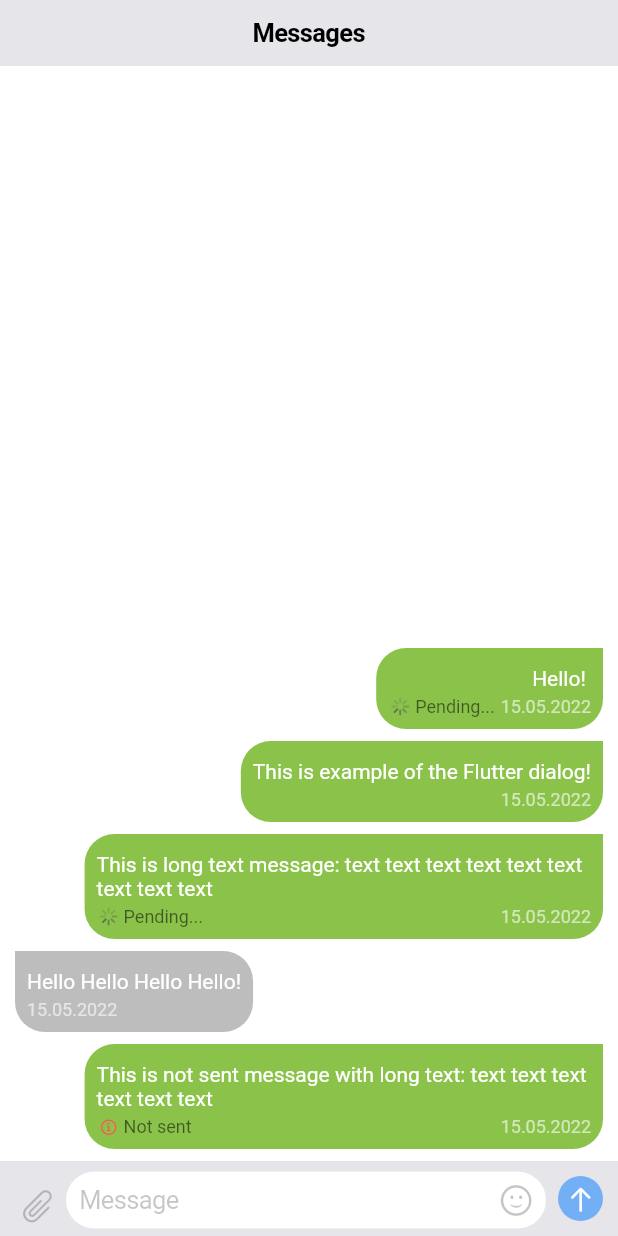
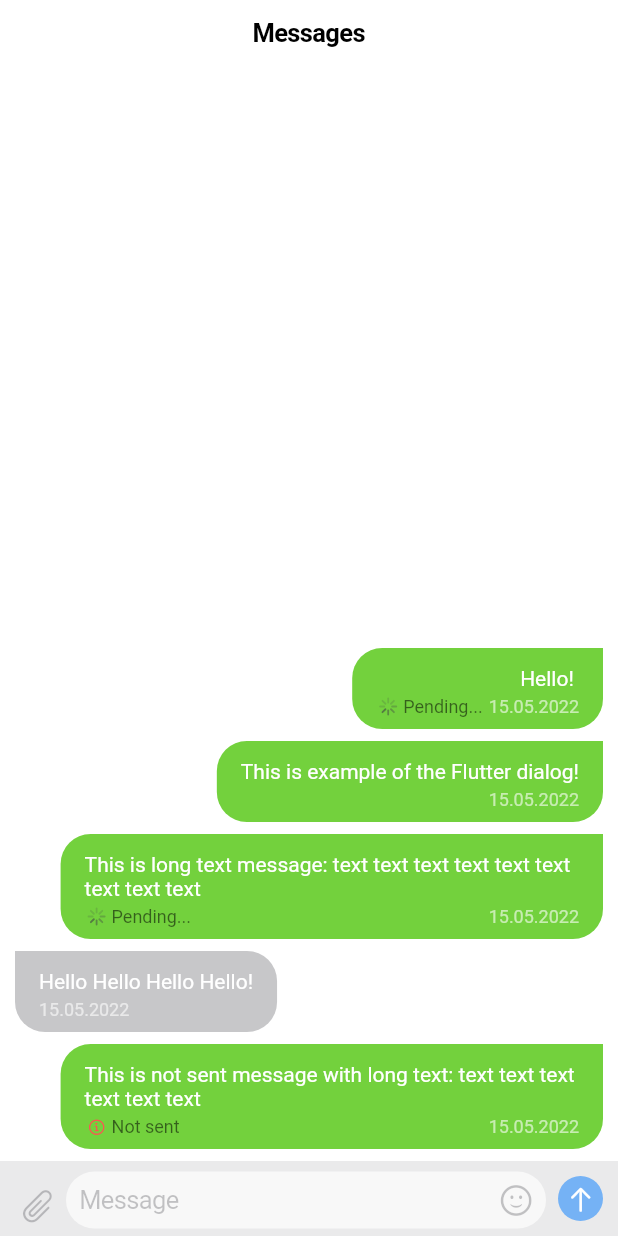
Before and after one commit to starchykov/flutter_dialog, a Flutter app: the screen it shows after launch, on a phone screen of 412 x 824 dp. Run offline on Flutter 3.47's test engine with Material 2 defaults, Android fonts, the phone set to English and light mode, and no system bars.

Commit message:
Some general improvements

```diff
--- a/lib/constants/constants.dart
+++ b/lib/constants/constants.dart
@@ -21,14 +21,14 @@ const kBgDarkColor = Color(0xFFEBEDFA);
 const kErrorColor = Color(0xffff4d4f);
 const kSuccessColor = Color.fromRGBO(115, 209, 61, 1);
 const kGrayColor = CupertinoColors.systemFill;
-const kDarkGrayColor = CupertinoColors.systemGrey;
+const kDarkGrayColor = CupertinoColors.separator;
 const kTitleTextColor = Color(0xFF30384D);
 const kTextColor = Color(0xFF4D5875);
 
 const kDefaultFontSize = 14.0;
 
-const kDefaultBoxPadding = 16.0;
-const kDefaultDoubleBoxPadding = 8.0;
+const kDefaultOffset = 16.0;
+const kDefaultDoubleOffset = 8.0;
 const kDefaultBoxMargin = 10.0;
 const kDefaultTextSpace = 4.0;
 const kDefaultBorderRadius = 20.0;
--- a/lib/ui/application/application.dart
+++ b/lib/ui/application/application.dart
@@ -9,7 +9,10 @@ class DialogApp extends StatelessWidget {
     return const CupertinoApp(
       debugShowCheckedModeBanner: false,
       title: 'Flutter Demo',
-      theme: CupertinoThemeData(primaryColor: CupertinoColors.systemBlue),
+      theme: CupertinoThemeData(
+        brightness: Brightness.light,
+        scaffoldBackgroundColor: CupertinoColors.systemBackground,
+      ),
       home: HomeScreen(),
     );
   }
--- a/lib/ui/views/home_screen/home_screen.dart
+++ b/lib/ui/views/home_screen/home_screen.dart
@@ -6,7 +6,6 @@ class HomeScreen extends StatelessWidget {
 
   @override
   Widget build(BuildContext context) =>  CupertinoPageScaffold(
-        backgroundColor: CupertinoColors.lightBackgroundGray,
         navigationBar: const CupertinoNavigationBar(
           automaticallyImplyLeading: true,
           previousPageTitle: 'Dialogs',
--- a/lib/ui/views/messages_screen/messages_input.dart
+++ b/lib/ui/views/messages_screen/messages_input.dart
@@ -15,7 +15,9 @@ class MessagesInput extends StatelessWidget {
     MessagesScreenState state = context.select((MessagesScreenViewModel viewModel) => viewModel.state);
     return Container(
       padding: const EdgeInsets.symmetric(horizontal: 10, vertical: 5),
-      color: CupertinoColors.lightBackgroundGray,
+      color: CupertinoColors.secondarySystemFill,
+      child: SafeArea(
+        top: false,
         child: Row(
           mainAxisAlignment: MainAxisAlignment.center,
           crossAxisAlignment: CrossAxisAlignment.end,
@@ -25,15 +27,15 @@ class MessagesInput extends StatelessWidget {
               child: const SizedBox(
                 width: 30,
                 height: 30,
-              child: const Icon(CupertinoIcons.paperclip, color: CupertinoColors.placeholderText),
+                child: Icon(CupertinoIcons.paperclip, color: CupertinoColors.placeholderText),
               ),
             ),
             const SizedBox(width: kDefaultTextSpace),
             Expanded(
               child: Container(
-              decoration: const BoxDecoration(
-                color: Colors.white,
-                borderRadius: BorderRadius.all(Radius.circular(20)),
+                decoration: BoxDecoration(
+                  color: CupertinoTheme.of(context).barBackgroundColor,
+                  borderRadius: const BorderRadius.all(Radius.circular(20)),
                 ),
                 child: Stack(
                   children: [
@@ -55,8 +57,8 @@ class MessagesInput extends StatelessWidget {
                       child: GestureDetector(
                         onTap: viewModel.showStickers,
                         child: state.showStickers
-                          ? Icon(CupertinoIcons.keyboard, color: CupertinoColors.placeholderText)
-                          : Icon(CupertinoIcons.smiley, color: CupertinoColors.placeholderText),
+                            ? const Icon(CupertinoIcons.keyboard, color: CupertinoColors.placeholderText)
+                            : const Icon(CupertinoIcons.smiley, color: CupertinoColors.placeholderText),
                       ),
                     ),
                   ],
@@ -68,7 +70,8 @@ class MessagesInput extends StatelessWidget {
               padding: const EdgeInsets.symmetric(vertical: 5),
               child: ClipOval(
                 child: Container(
-                color: viewModel.isInputEmpty ? CupertinoColors.systemBlue.withOpacity(.5) : CupertinoColors.systemBlue,
+                  color:
+                      viewModel.isInputEmpty ? CupertinoColors.systemBlue.withOpacity(.5) : CupertinoColors.systemBlue,
                   child: GestureDetector(
                     onTap: () => state.messageText.isEmpty ? null : viewModel.sendMessage(),
                     child: const SizedBox(
@@ -82,6 +85,7 @@ class MessagesInput extends StatelessWidget {
             ),
           ],
         ),
+      ),
     );
   }
 }
--- a/lib/ui/views/messages_screen/messages_item.dart
+++ b/lib/ui/views/messages_screen/messages_item.dart
@@ -21,7 +21,7 @@ class MessageItem extends StatelessWidget {
     return MaterialWrapper(
       borderTL: isCurrent ? 20 : 0,
       borderTR: isCurrent ? 0 : 20,
-      color: isCurrent ? Colors.lightGreen : Colors.grey[400],
+      color: isCurrent ? kSuccessColor : kDarkGrayColor,
       widget: ConstrainedBox(
         constraints: BoxConstraints(
           minWidth: MediaQuery.of(context).size.width * .2,
--- a/lib/ui/views/messages_screen/messages_screen.dart
+++ b/lib/ui/views/messages_screen/messages_screen.dart
@@ -19,6 +19,7 @@ class MessagesScreen extends StatelessWidget {
   Widget build(BuildContext context) => GestureDetector(
         onTap: () => FocusScope.of(context).unfocus(),
         child: SafeArea(
+          bottom: false,
           child: CupertinoPageScaffold(
             child: Stack(
               children: [
--- a/lib/ui/widgets/wrapper.dart
+++ b/lib/ui/widgets/wrapper.dart
@@ -43,7 +43,7 @@ class MaterialWrapper extends StatelessWidget {
         color: Colors.transparent,
         child: Container(
           margin: const EdgeInsets.only(top: kDefaultTextSpace, bottom: kDefaultTextSpace),
-          padding: const EdgeInsets.symmetric(vertical: kDefaultDoubleBoxPadding, horizontal: kDefaultDoubleBoxPadding),
+          padding: const EdgeInsets.symmetric(vertical: kDefaultDoubleOffset, horizontal: kDefaultOffset),
           decoration: BoxDecoration(
             color: color ?? kBackgroundBlue,
             borderRadius: BorderRadius.only(
```
Also changed, not shown: lib/ui/views/messages_screen/messages_loading.dart (+11 -5 lines), lib/ui/widgets/context_menu.dart (+6 -6 lines). Lines whose indentation alone changed are shown as unchanged.
